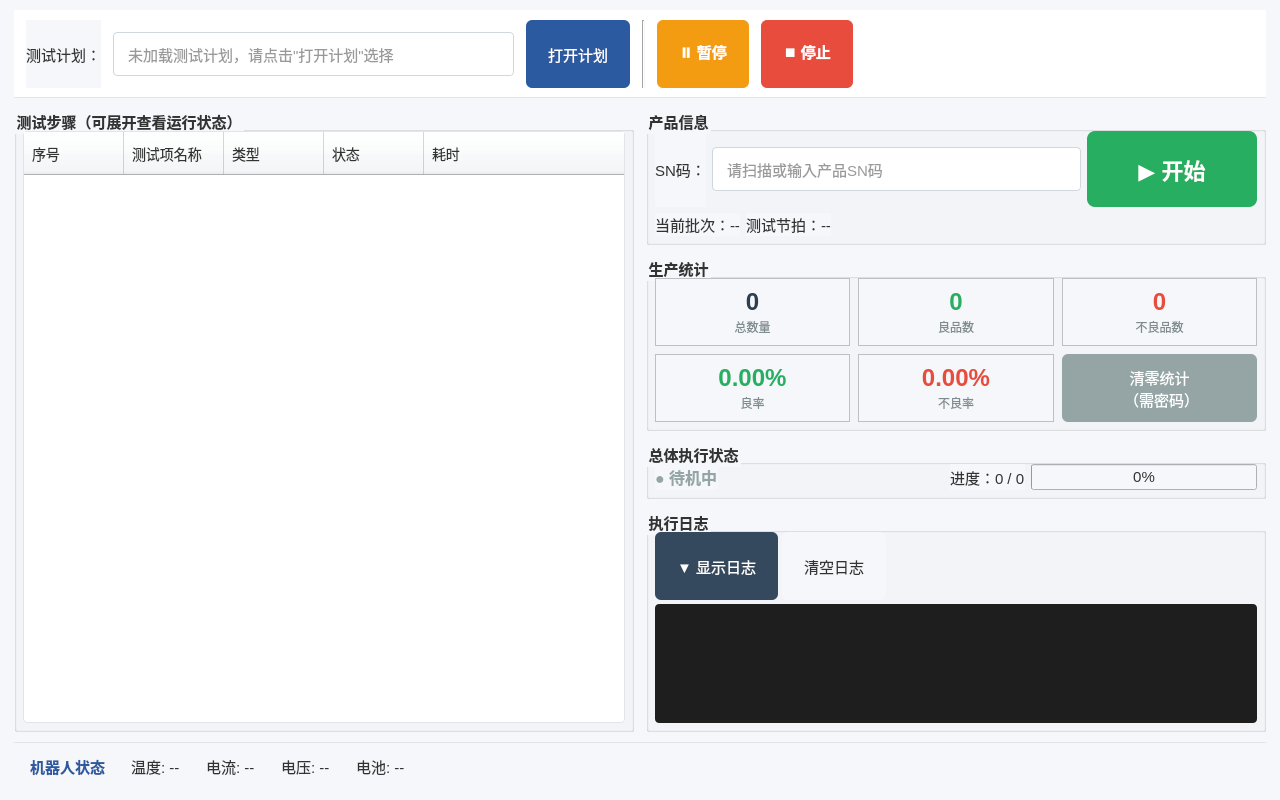
The window that UI/execute_page.ui - 执行页面.ui (wjiahang423-lab/Test_management_sw) describes before a commit, drawn with Qt 5.
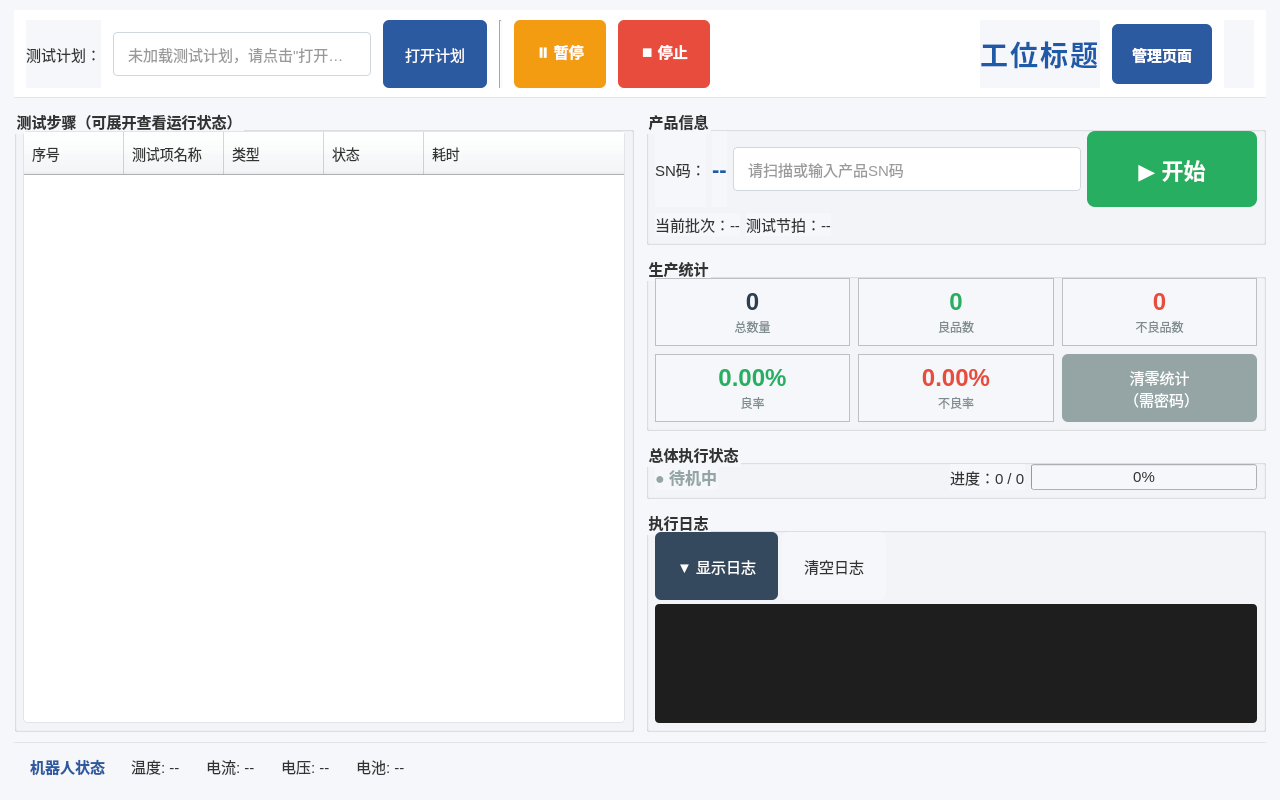
The same window after the commit.

The edit to the form file:
```diff
--- a/UI/execute_page.ui - 执行页面.ui
+++ b/UI/execute_page.ui - 执行页面.ui
@@ -219,6 +219,50 @@
          </property>
         </spacer>
        </item>
+        <!-- 顶部工位标题（运行时由 refresh_station_title 刷新，居中） -->
+        <item>
+         <widget class="QLabel" name="label_title">
+          <property name="text">
+           <string>工位标题</string>
+          </property>
+          <property name="alignment">
+           <set>Qt::AlignCenter</set>
+          </property>
+          <property name="styleSheet">
+           <string notr="true">font-size: 28px; font-weight: bold; color: #1F5AA8; letter-spacing: 2px;</string>
+          </property>
+         </widget>
+        </item>
+        <!-- 返回管理页面按钮（仅管理员显示，默认隐藏） -->
+        <item>
+         <widget class="QPushButton" name="btn_manage">
+          <property name="text">
+           <string>管理页面</string>
+          </property>
+          <property name="visible">
+           <bool>false</bool>
+          </property>
+          <property name="styleSheet">
+           <string notr="true">QPushButton {
+    background-color: #2c5aa0; color: white; font-weight: bold;
+    border: none; border-radius: 6px; padding: 10px 20px; min-height: 40px;
+    font-size: 15px;
+}
+QPushButton:pressed { background-color: #3a6bb8; }</string>
+          </property>
+         </widget>
+        </item>
+        <!-- 当前时间（运行时由 _update_time_label 刷新） -->
+        <item>
+         <widget class="QLabel" name="label_time">
+          <property name="text">
+           <string/>
+          </property>
+          <property name="styleSheet">
+           <string notr="true">font-size: 16px; font-weight: bold; color: #1F5AA8; padding: 0 10px;</string>
+          </property>
+         </widget>
+        </item>
       </layout>
      </widget>
     </item>
@@ -337,6 +381,16 @@
               </property>
              </widget>
             </item>
+           <item>
+            <widget class="QLabel" name="label_sn_value">
+             <property name="text">
+              <string>--</string>
+             </property>
+             <property name="styleSheet">
+              <string notr="true">font-size: 22px; font-weight: bold; color: #1F5AA8;</string>
+             </property>
+            </widget>
+           </item>
             <item>
              <widget class="QLineEdit" name="lineEdit_sn">
               <property name="placeholderText">
```
Lines whose indentation alone changed are shown as unchanged.
